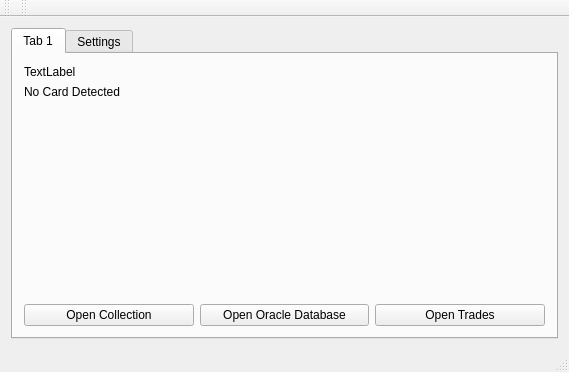
First picture: the form in pcmwindow.ui, repository LovesTha/PyeCollectionManager, before the edit.
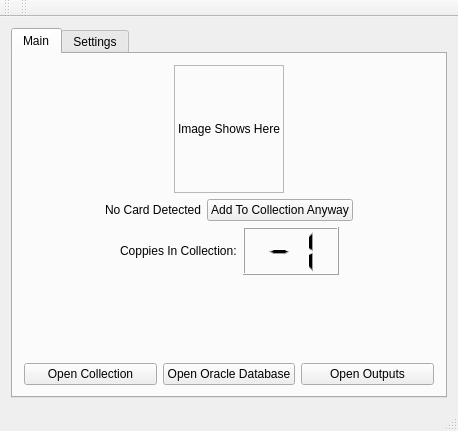
Second picture: the form after the edit. The open tabs and pages were chosen to show the change.

Commit message: Start of new card list outputs

The edit to the form file:
```diff
--- a/pcmwindow.ui
+++ b/pcmwindow.ui
@@ -6,8 +6,8 @@
    <rect>
     <x>0</x>
     <y>0</y>
-    <width>569</width>
-    <height>372</height>
+    <width>458</width>
+    <height>431</height>
    </rect>
   </property>
   <property name="windowTitle">
@@ -22,22 +22,169 @@
       </property>
       <widget class="QWidget" name="MainTab">
        <attribute name="title">
-        <string>Tab 1</string>
+        <string>Main</string>
        </attribute>
        <layout class="QVBoxLayout" name="verticalLayout">
         <item>
-         <widget class="QLabel" name="imageLabel">
-          <property name="text">
-           <string>TextLabel</string>
-          </property>
-         </widget>
+         <layout class="QHBoxLayout" name="horizontalLayout_3">
+          <item>
+           <spacer name="horizontalSpacer_4">
+            <property name="orientation">
+             <enum>Qt::Horizontal</enum>
+            </property>
+            <property name="sizeHint" stdset="0">
+             <size>
+              <width>40</width>
+              <height>20</height>
+             </size>
+            </property>
+           </spacer>
+          </item>
+          <item>
+           <widget class="QLabel" name="imageLabel">
+            <property name="sizePolicy">
+             <sizepolicy hsizetype="Maximum" vsizetype="Maximum">
+              <horstretch>0</horstretch>
+              <verstretch>0</verstretch>
+             </sizepolicy>
+            </property>
+            <property name="minimumSize">
+             <size>
+              <width>0</width>
+              <height>128</height>
+             </size>
+            </property>
+            <property name="frameShape">
+             <enum>QFrame::StyledPanel</enum>
+            </property>
+            <property name="frameShadow">
+             <enum>QFrame::Raised</enum>
+            </property>
+            <property name="lineWidth">
+             <number>2</number>
+            </property>
+            <property name="text">
+             <string>Image Shows Here</string>
+            </property>
+           </widget>
+          </item>
+          <item>
+           <spacer name="horizontalSpacer_3">
+            <property name="orientation">
+             <enum>Qt::Horizontal</enum>
+            </property>
+            <property name="sizeHint" stdset="0">
+             <size>
+              <width>40</width>
+              <height>20</height>
+             </size>
+            </property>
+           </spacer>
+          </item>
+         </layout>
         </item>
         <item>
-         <widget class="QLabel" name="cardAction">
-          <property name="text">
-           <string>No Card Detected</string>
-          </property>
-         </widget>
+         <layout class="QHBoxLayout" name="horizontalLayout_2">
+          <item>
+           <spacer name="horizontalSpacer">
+            <property name="orientation">
+             <enum>Qt::Horizontal</enum>
+            </property>
+            <property name="sizeHint" stdset="0">
+             <size>
+              <width>40</width>
+              <height>20</height>
+             </size>
+            </property>
+           </spacer>
+          </item>
+          <item>
+           <widget class="QLabel" name="cardAction">
+            <property name="text">
+             <string>No Card Detected</string>
+            </property>
+           </widget>
+          </item>
+          <item>
+           <widget class="QPushButton" name="pbAddToCollectionAnyway">
+            <property name="text">
+             <string>Add To Collection Anyway</string>
+            </property>
+           </widget>
+          </item>
+          <item>
+           <spacer name="horizontalSpacer_2">
+            <property name="orientation">
+             <enum>Qt::Horizontal</enum>
+            </property>
+            <property name="sizeHint" stdset="0">
+             <size>
+              <width>40</width>
+              <height>20</height>
+             </size>
+            </property>
+           </spacer>
+          </item>
+         </layout>
+        </item>
+        <item>
+         <layout class="QHBoxLayout" name="horizontalLayout_4">
+          <item>
+           <spacer name="horizontalSpacer_6">
+            <property name="orientation">
+             <enum>Qt::Horizontal</enum>
+            </property>
+            <property name="sizeHint" stdset="0">
+             <size>
+              <width>40</width>
+              <height>20</height>
+             </size>
+            </property>
+           </spacer>
+          </item>
+          <item>
+           <widget class="QLabel" name="label">
+            <property name="text">
+             <string>Coppies In Collection:</string>
+            </property>
+           </widget>
+          </item>
+          <item>
+           <widget class="QLCDNumber" name="lcdCollectionQuantity">
+            <property name="sizePolicy">
+             <sizepolicy hsizetype="Maximum" vsizetype="Maximum">
+              <horstretch>0</horstretch>
+              <verstretch>0</verstretch>
+             </sizepolicy>
+            </property>
+            <property name="minimumSize">
+             <size>
+              <width>96</width>
+              <height>48</height>
+             </size>
+            </property>
+            <property name="digitCount">
+             <number>2</number>
+            </property>
+            <property name="intValue" stdset="0">
+             <number>-1</number>
+            </property>
+           </widget>
+          </item>
+          <item>
+           <spacer name="horizontalSpacer_5">
+            <property name="orientation">
+             <enum>Qt::Horizontal</enum>
+            </property>
+            <property name="sizeHint" stdset="0">
+             <size>
+              <width>40</width>
+              <height>20</height>
+             </size>
+            </property>
+           </spacer>
+          </item>
+         </layout>
         </item>
         <item>
          <spacer name="verticalSpacer">
@@ -69,9 +216,12 @@
            </widget>
           </item>
           <item>
-           <widget class="QPushButton" name="pbOpenTrades">
+           <widget class="QPushButton" name="pbOpenOutputs">
+            <property name="enabled">
+             <bool>true</bool>
+            </property>
             <property name="text">
-             <string>Open Trades</string>
+             <string>Open Outputs</string>
             </property>
            </widget>
           </item>
```
Left out of the diff: 28 changed lines with no effect on the pictures. The commit also changes 2 other files.
